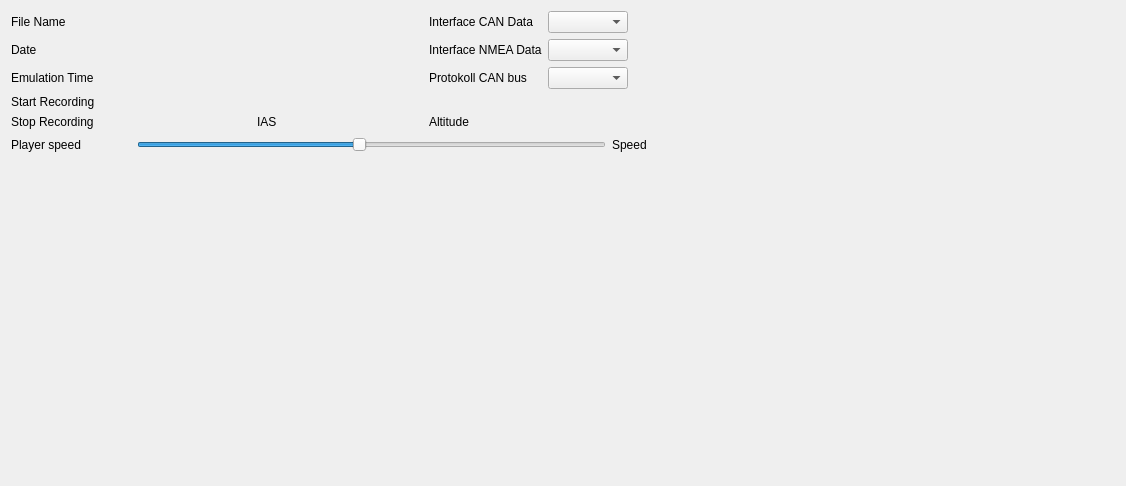
Above: flight_player/player.ui from larus-breeze/sw_tools before the change. Below: the same form after it.
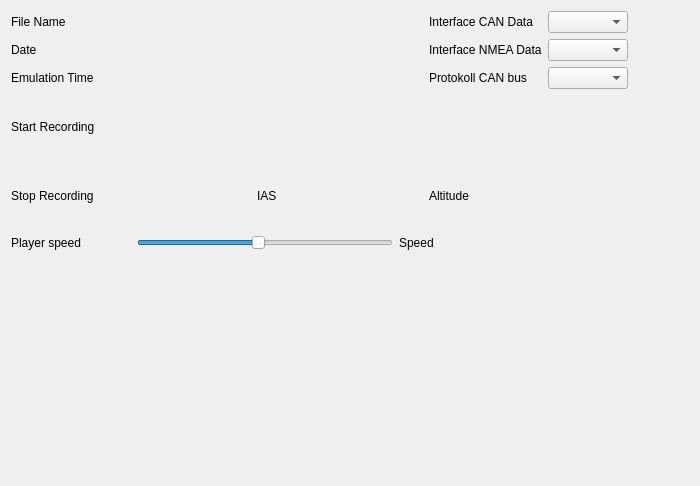
That is the form after the change.

Commit message: add settings log to flight player

Diff of the .ui file:
```diff
--- a/flight_player/player.ui
+++ b/flight_player/player.ui
@@ -6,7 +6,7 @@
    <rect>
     <x>0</x>
     <y>0</y>
-    <width>1126</width>
+    <width>700</width>
     <height>486</height>
    </rect>
   </property>
@@ -275,6 +275,12 @@
     <layout class="QHBoxLayout" name="horizontalLayout_10">
      <item>
       <widget class="QLabel" name="lbPlayerSpeed">
+       <property name="sizePolicy">
+        <sizepolicy hsizetype="Preferred" vsizetype="Fixed">
+         <horstretch>0</horstretch>
+         <verstretch>0</verstretch>
+        </sizepolicy>
+       </property>
        <property name="minimumSize">
         <size>
          <width>120</width>
@@ -307,6 +313,12 @@
      </item>
      <item>
       <widget class="QLabel" name="lbSpeed">
+       <property name="sizePolicy">
+        <sizepolicy hsizetype="Preferred" vsizetype="Fixed">
+         <horstretch>0</horstretch>
+         <verstretch>0</verstretch>
+        </sizepolicy>
+       </property>
        <property name="text">
         <string>Speed</string>
        </property>
@@ -327,19 +339,6 @@
      </item>
     </layout>
    </item>
-   <item>
-    <spacer name="verticalSpacer">
-     <property name="orientation">
-      <enum>Qt::Vertical</enum>
-     </property>
-     <property name="sizeHint" stdset="0">
-      <size>
-       <width>17</width>
-       <height>213</height>
-      </size>
-     </property>
-    </spacer>
-   </item>
    <item>
     <widget class="QLabel" name="baroWidget">
      <property name="text">
@@ -347,25 +346,6 @@
      </property>
     </widget>
    </item>
-   <item>
-    <widget class="QLabel" name="label">
-     <property name="sizePolicy">
-      <sizepolicy hsizetype="Expanding" vsizetype="Preferred">
-       <horstretch>1</horstretch>
-       <verstretch>0</verstretch>
-      </sizepolicy>
-     </property>
-     <property name="minimumSize">
-      <size>
-       <width>150</width>
-       <height>0</height>
-      </size>
-     </property>
-     <property name="text">
-      <string/>
-     </property>
-    </widget>
-   </item>
   </layout>
  </widget>
  <resources/>
```
Left out of the diff: 8 changed lines with no effect on the pictures. The commit also changes 12 other files.
